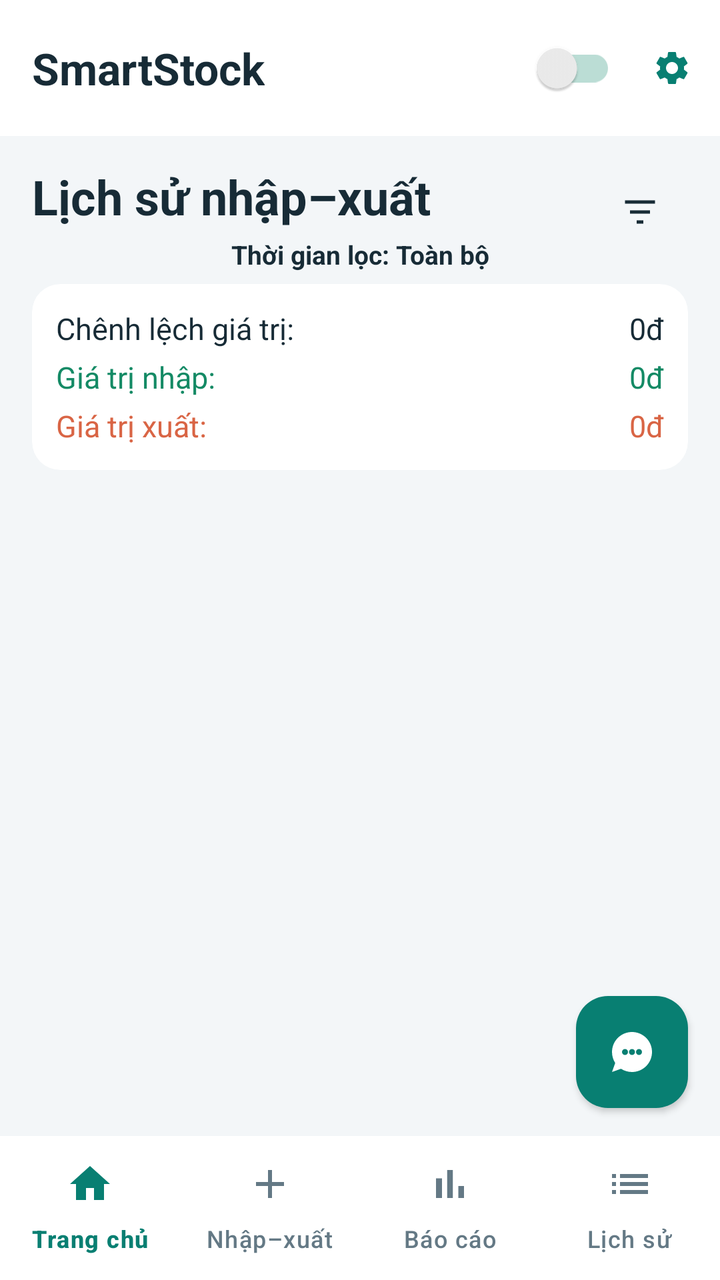
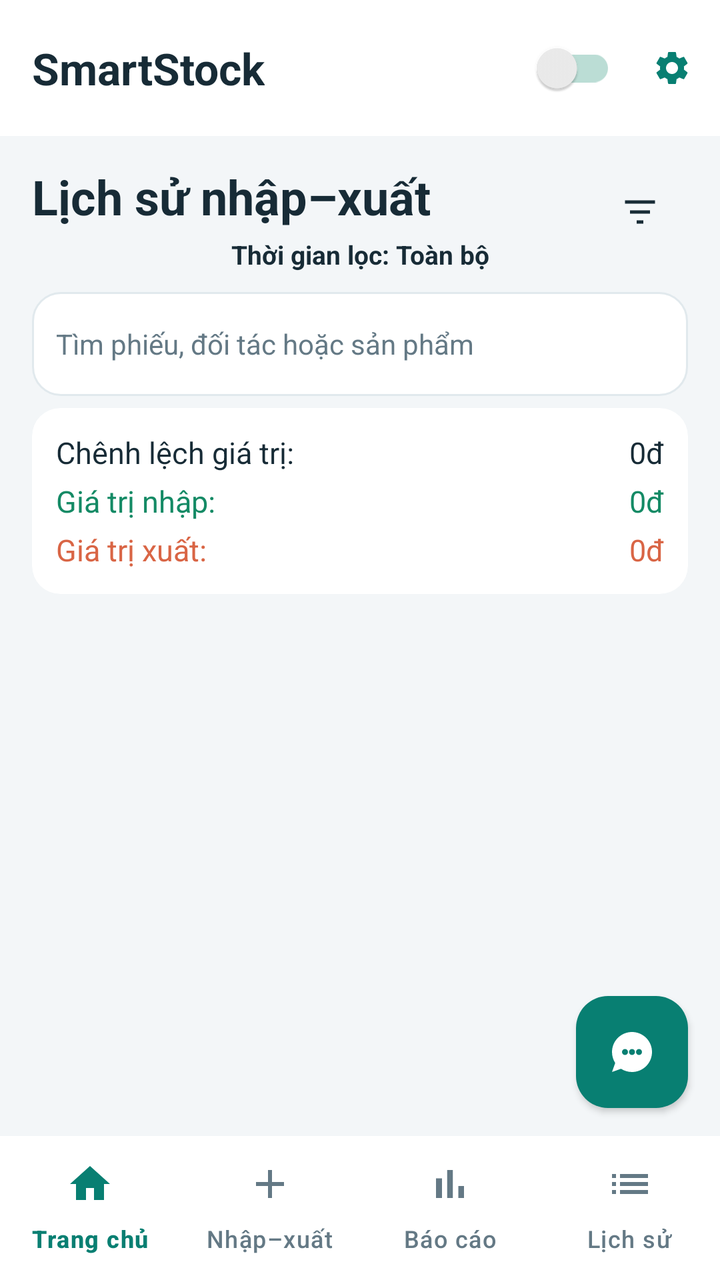

The first picture is an Android layout as it rendered before a commit; the second is the same layout after the commit. The layout source and the unified diff follow.
<!-- AndroidManifest.xml: application theme Theme.SmartExpenseManager -->
<!-- res/layout/activity_detail.xml -->
<?xml version="1.0" encoding="utf-8"?>
<androidx.constraintlayout.widget.ConstraintLayout
    xmlns:android="http://schemas.android.com/apk/res/android"
    xmlns:app="http://schemas.android.com/apk/res-auto"
    android:layout_width="match_parent"
    android:layout_height="match_parent"
    android:background="?attr/colorSurface">

    <include layout="@layout/layout_common_ui" />


    <androidx.constraintlayout.widget.ConstraintLayout
        android:id="@+id/headerDetail"
        android:layout_width="0dp"
        android:layout_height="wrap_content"
        android:paddingStart="16dp"
        android:paddingTop="14dp"
        android:paddingEnd="16dp"
        app:layout_constraintEnd_toEndOf="parent"
        app:layout_constraintStart_toStartOf="parent"
        app:layout_constraintTop_toBottomOf="@id/mtb_toolbar">


        <com.google.android.material.textview.MaterialTextView
            android:id="@+id/mtv_activity_title"
            android:layout_width="wrap_content"
            android:layout_height="wrap_content"
            android:text="Lịch sử nhập–xuất"
            android:textColor="?attr/colorOnSurface"
            android:textSize="24sp"
            android:textStyle="bold"
            app:layout_constraintStart_toStartOf="parent"
            app:layout_constraintTop_toTopOf="parent" />


        <com.google.android.material.button.MaterialButton
            android:id="@+id/mbtn_filter"
            style="@style/Widget.Material3.Button.IconButton"
            android:layout_width="48dp"
            android:layout_height="48dp"
            android:contentDescription="Lọc phiếu kho"
            app:icon="@drawable/ic_filter"
            app:iconTint="?attr/colorOnSurface"
            app:layout_constraintEnd_toEndOf="parent"
            app:layout_constraintTop_toTopOf="parent" />

        <com.google.android.material.textview.MaterialTextView
            android:id="@+id/mtv_filter_label"
            android:layout_width="wrap_content"
            android:layout_height="wrap_content"
            android:layout_marginTop="4dp"
            android:text="Thời gian lọc: Toàn bộ"
            android:textColor="?attr/colorOnSurface"
            android:textSize="13sp"
            android:textStyle="bold"
            app:layout_constraintEnd_toEndOf="parent"
            app:layout_constraintStart_toStartOf="parent"
            app:layout_constraintTop_toBottomOf="@id/mtv_activity_title" />


        <androidx.cardview.widget.CardView
            android:id="@+id/mcv_summary"
            android:layout_width="0dp"
            android:layout_height="wrap_content"
            android:layout_marginTop="6dp"
            app:cardBackgroundColor="@color/summary_card_background"
            app:cardCornerRadius="14dp"
            app:cardElevation="0dp"
            app:layout_constraintEnd_toEndOf="parent"
            app:layout_constraintStart_toStartOf="parent"
            app:layout_constraintTop_toBottomOf="@id/mtv_filter_label">

            <androidx.constraintlayout.widget.ConstraintLayout
                android:layout_width="match_parent"
                android:layout_height="wrap_content"
                android:padding="12dp">

                <com.google.android.material.textview.MaterialTextView
                    android:id="@+id/mtv_total_label"
                    android:layout_width="0dp"
                    android:layout_height="wrap_content"
                    android:text="Chênh lệch giá trị:"
                    android:textColor="?attr/colorOnSurface"
                    android:textSize="15sp"
                    app:layout_constraintTop_toTopOf="parent"
                    app:layout_constraintStart_toStartOf="parent"
                    app:layout_constraintEnd_toStartOf="@id/mtv_total" />

                <com.google.android.material.textview.MaterialTextView
                    android:id="@+id/mtv_total"
                    android:layout_width="wrap_content"
                    android:layout_height="wrap_content"
                    android:text="0đ"
                    android:textColor="?attr/colorOnSurface"
                    android:textSize="15sp"
                    app:layout_constraintTop_toTopOf="@id/mtv_total_label"
                    app:layout_constraintEnd_toEndOf="parent" />

                <com.google.android.material.textview.MaterialTextView
                    android:id="@+id/mtv_income_label"
                    android:layout_width="0dp"
                    android:layout_height="wrap_content"
                    android:layout_marginTop="4dp"
                    android:text="Giá trị nhập:"
                    android:textColor="@color/income_green"
                    android:textSize="15sp"
                    app:layout_constraintTop_toBottomOf="@id/mtv_total_label"
                    app:layout_constraintStart_toStartOf="parent"
                    app:layout_constraintEnd_toStartOf="@id/mtv_income" />

                <com.google.android.material.textview.MaterialTextView
                    android:id="@+id/mtv_income"
                    android:layout_width="wrap_content"
                    android:layout_height="wrap_content"
                    android:text="0đ"
                    android:textColor="@color/income_green"
                    android:textSize="15sp"
                    app:layout_constraintTop_toTopOf="@id/mtv_income_label"
                    app:layout_constraintEnd_toEndOf="parent" />

                <com.google.android.material.textview.MaterialTextView
                    android:id="@+id/mtv_expense_label"
                    android:layout_width="0dp"
                    android:layout_height="wrap_content"
                    android:layout_marginTop="4dp"
                    android:text="Giá trị xuất:"
                    android:textColor="@color/expense_red"
                    android:textSize="15sp"
                    app:layout_constraintTop_toBottomOf="@id/mtv_income_label"
                    app:layout_constraintStart_toStartOf="parent"
                    app:layout_constraintEnd_toStartOf="@id/mtv_expense" />

                <com.google.android.material.textview.MaterialTextView
                    android:id="@+id/mtv_expense"
                    android:layout_width="wrap_content"
                    android:layout_height="wrap_content"
                    android:text="0đ"
                    android:textColor="@color/expense_red"
                    android:textSize="15sp"
                    app:layout_constraintTop_toTopOf="@id/mtv_expense_label"
                    app:layout_constraintEnd_toEndOf="parent" />

            </androidx.constraintlayout.widget.ConstraintLayout>

        </androidx.cardview.widget.CardView>

    </androidx.constraintlayout.widget.ConstraintLayout>

    <androidx.recyclerview.widget.RecyclerView
        android:id="@+id/rv_transactions"
        android:layout_width="0dp"
        android:layout_height="0dp"
        android:clipToPadding="false"
        android:paddingTop="12dp"
        android:paddingBottom="76dp"
        app:layout_constraintBottom_toTopOf="@id/bnv_main"
        app:layout_constraintEnd_toEndOf="parent"
        app:layout_constraintStart_toStartOf="parent"
        app:layout_constraintTop_toBottomOf="@id/headerDetail" />



</androidx.constraintlayout.widget.ConstraintLayout>
<!-- res/layout/layout_common_ui.xml (included above) -->
<?xml version="1.0" encoding="utf-8"?>
<merge xmlns:android="http://schemas.android.com/apk/res/android"
    xmlns:app="http://schemas.android.com/apk/res-auto">

    <androidx.appcompat.widget.Toolbar
        android:id="@+id/mtb_toolbar"
        android:layout_width="0dp"
        android:layout_height="68dp"
        android:background="@color/ui_surface"
        app:layout_constraintTop_toTopOf="parent"
        app:layout_constraintStart_toStartOf="parent"
        app:layout_constraintEnd_toEndOf="parent">

        <androidx.constraintlayout.widget.ConstraintLayout
            android:layout_width="match_parent"
            android:layout_height="match_parent">

            <com.google.android.material.textview.MaterialTextView
                android:id="@+id/mtv_toolbar_title"
                android:layout_width="wrap_content"
                android:layout_height="wrap_content"
                android:text="SmartStock"
                android:textColor="@color/ui_text"
                android:textSize="22sp"
                android:textStyle="bold"
                app:layout_constraintTop_toTopOf="parent"
                app:layout_constraintBottom_toBottomOf="parent"
                app:layout_constraintStart_toStartOf="parent" />

            <androidx.appcompat.widget.SwitchCompat
                android:id="@+id/msw_theme"
                android:layout_width="wrap_content"
                android:layout_height="wrap_content"
                android:layout_marginEnd="4dp"
                android:saveEnabled="false"
                app:thumbTint="@color/switch_thumb"
                app:trackTint="@color/switch_track"
                app:layout_constraintTop_toTopOf="parent"
                app:layout_constraintBottom_toBottomOf="parent"
                app:layout_constraintEnd_toStartOf="@id/mbtn_settings" />

            <com.google.android.material.button.MaterialButton
                android:id="@+id/mbtn_settings"
                style="@style/Widget.Material3.Button.IconButton"
                android:layout_width="48dp"
                android:layout_height="48dp"
                android:contentDescription="Cài đặt"
                app:icon="@drawable/ic_settings"
                app:iconTint="@color/ui_primary"
                app:layout_constraintTop_toTopOf="parent"
                app:layout_constraintBottom_toBottomOf="parent"
                app:layout_constraintEnd_toEndOf="parent" />

        </androidx.constraintlayout.widget.ConstraintLayout>

    </androidx.appcompat.widget.Toolbar>

    <com.google.android.material.bottomnavigation.BottomNavigationView
        android:id="@+id/bnv_main"
        android:layout_width="0dp"
        android:layout_height="wrap_content"
        android:minHeight="72dp"
        android:background="@color/ui_surface"
        app:itemIconTint="@color/bottom_nav_color"
        app:itemTextColor="@color/bottom_nav_color"
        app:itemIconSize="24dp"
        app:labelVisibilityMode="labeled"
        app:itemActiveIndicatorStyle="@style/Stock.NavIndicator"
        app:menu="@menu/bottom_menu"
        app:layout_constraintBottom_toBottomOf="parent"
        app:layout_constraintStart_toStartOf="parent"
        app:layout_constraintEnd_toEndOf="parent" />

    <com.google.android.material.floatingactionbutton.FloatingActionButton
        android:id="@+id/fab_ai"
        android:layout_width="wrap_content"
        android:layout_height="wrap_content"
        android:layout_marginEnd="16dp"
        android:layout_marginBottom="14dp"
        android:contentDescription="AI"
        android:src="@drawable/ic_ai_chat"
        app:backgroundTint="@color/ui_primary"
        app:tint="@color/ui_on_primary"
        app:elevation="2dp"
        app:layout_constraintEnd_toEndOf="parent"
        app:layout_constraintBottom_toTopOf="@id/bnv_main" />

</merge>
<!-- resources referenced by this layout -->
<resources>
  <color name="expense_red">#D96545</color>
  <color name="income_green">#148A65</color>
  <color name="summary_card_background">#FFFFFF</color>
  <color name="switch_thumb">#EEEEEE</color>
  <color name="switch_track">#BBDDD5</color>
  <color name="ui_on_primary">#FFFFFF</color>
  <color name="ui_primary">#087F72</color>
  <color name="ui_surface">#FFFFFF</color>
  <color name="ui_text">#172B36</color>
  <!-- drawable ic_ai_chat (drawable) -->
  <vector xmlns:android="http://schemas.android.com/apk/res/android"
      android:width="24dp"
      android:height="24dp"
      android:viewportWidth="24"
      android:viewportHeight="24">
    <path
        android:fillColor="#FF000000"
        android:pathData="M12,2C6.48,2 2,6.48 2,12c0,2.02 0.59,3.91 1.61,5.5L2,22l4.5,-1.61C8.09,21.41 9.98,22 12,22c5.52,0 10,-4.48 10,-10S17.52,2 12,2zM15.5,13.5c-0.83,0 -1.5,-0.67 -1.5,-1.5s0.67,-1.5 1.5,-1.5 1.5,0.67 1.5,1.5 -0.67,1.5 -1.5,1.5zM12,13.5c-0.83,0 -1.5,-0.67 -1.5,-1.5s0.67,-1.5 1.5,-1.5 1.5,0.67 1.5,1.5 -0.67,1.5 -1.5,1.5zM8.5,13.5c-0.83,0 -1.5,-0.67 -1.5,-1.5s0.67,-1.5 1.5,-1.5 1.5,0.67 1.5,1.5 -0.67,1.5 -1.5,1.5z"/>
  </vector>
  <!-- drawable ic_filter (drawable) -->
  <vector
      xmlns:android="http://schemas.android.com/apk/res/android"
      android:width="28dp"
      android:height="28dp"
      android:viewportWidth="24"
      android:viewportHeight="24">
  
      <path
          android:fillColor="?attr/colorOnSurface"
          android:pathData="M3,5h18v2H3zM6,11h12v2H6zM10,17h4v2h-4z" />
  
  </vector>
  <style name="Stock.NavIndicator" parent="Widget.Material3.BottomNavigationView.ActiveIndicator"><item name="android:color">@color/ui_accent</item></style>
  <style name="Theme.SmartExpenseManager" parent="Theme.Material3.DayNight.NoActionBar">
  
          <item name="colorPrimary">@color/ui_primary</item>
  
          <item name="colorOnPrimary">@color/ui_on_primary</item><item name="colorSecondary">@color/ui_primary</item>
  
          <item name="colorSurface">@color/ui_background</item><item name="colorOnSurface">@color/ui_text</item><item name="colorSurfaceContainer">@color/ui_surface</item><item name="colorPrimaryContainer">@color/ui_accent</item><item name="colorOnPrimaryContainer">@color/ui_primary</item><item name="materialButtonStyle">@style/Stock.Button</item><item name="textInputStyle">@style/Stock.Input</item><item name="android:fontFamily">sans-serif</item>
  
          <item name="android:statusBarColor">@color/ui_surface</item>
          <item name="android:windowLightStatusBar">true</item>
  
          <item name="android:navigationBarColor">?attr/colorSurface</item>
          <item name="android:windowLightNavigationBar">true</item>
  
      </style>
  <color name="ui_accent">#DDF3EE</color>
  <color name="ui_background">#F3F6F8</color>
  <style name="Stock.Button" parent="Widget.Material3.Button"><item name="cornerRadius">14dp</item><item name="android:textAllCaps">false</item><item name="android:minHeight">52dp</item><item name="android:textSize">14sp</item></style>
  <style name="Stock.Input" parent="Widget.Material3.TextInputLayout.OutlinedBox"><item name="boxCornerRadiusTopStart">14dp</item><item name="boxCornerRadiusTopEnd">14dp</item><item name="boxCornerRadiusBottomStart">14dp</item><item name="boxCornerRadiusBottomEnd">14dp</item><item name="boxBackgroundColor">@color/ui_surface</item></style>
  <!-- unchanged entries left out for length: 1 -->
</resources>

<!-- the commit's change to res/layout/activity_detail.xml (unified diff, before → after) -->
@@ -58,6 +58,7 @@
             app:layout_constraintTop_toBottomOf="@id/mtv_activity_title" />
 
 
+        <EditText android:id="@+id/stock_search_documents" android:layout_width="0dp" android:layout_height="52dp" android:layout_marginTop="10dp" android:hint="Tìm phiếu, đối tác hoặc sản phẩm" android:singleLine="true" android:textSize="14sp" android:textColor="@color/ui_text" android:textColorHint="@color/ui_muted" android:background="@drawable/bg_stock_field" app:layout_constraintTop_toBottomOf="@id/mtv_filter_label" app:layout_constraintStart_toStartOf="parent" app:layout_constraintEnd_toEndOf="parent" />
         <androidx.cardview.widget.CardView
             android:id="@+id/mcv_summary"
             android:layout_width="0dp"
@@ -68,7 +69,7 @@
             app:cardElevation="0dp"
             app:layout_constraintEnd_toEndOf="parent"
             app:layout_constraintStart_toStartOf="parent"
-            app:layout_constraintTop_toBottomOf="@id/mtv_filter_label">
+            app:layout_constraintTop_toBottomOf="@id/stock_search_documents">
 
             <androidx.constraintlayout.widget.ConstraintLayout
                 android:layout_width="match_parent"
<!-- resource entries referenced after the edit -->
@@ -5,10 +5,13 @@
   <color name="summary_card_background">#FFFFFF</color>
   <color name="switch_thumb">#EEEEEE</color>
   <color name="switch_track">#BBDDD5</color>
+  <color name="ui_muted">#647985</color>
   <color name="ui_on_primary">#FFFFFF</color>
   <color name="ui_primary">#087F72</color>
   <color name="ui_surface">#FFFFFF</color>
   <color name="ui_text">#172B36</color>
+  <!-- drawable bg_stock_field (drawable) -->
+  <shape xmlns:android="http://schemas.android.com/apk/res/android"><solid android:color="@color/ui_surface"/><corners android:radius="14dp"/><stroke android:width="1dp" android:color="@color/ui_border"/><padding android:left="12dp" android:right="12dp" android:top="12dp" android:bottom="12dp"/></shape>
   <!-- drawable ic_ai_chat (drawable) -->
   <vector xmlns:android="http://schemas.android.com/apk/res/android"
       android:width="24dp"
@@ -48,6 +51,7 @@
           <item name="android:windowLightNavigationBar">true</item>
   
       </style>
+  <color name="ui_border">#E1E9ED</color>
   <color name="ui_accent">#DDF3EE</color>
   <color name="ui_background">#F3F6F8</color>
   <style name="Stock.Button" parent="Widget.Material3.Button"><item name="cornerRadius">14dp</item><item name="android:textAllCaps">false</item><item name="android:minHeight">52dp</item><item name="android:textSize">14sp</item></style>
